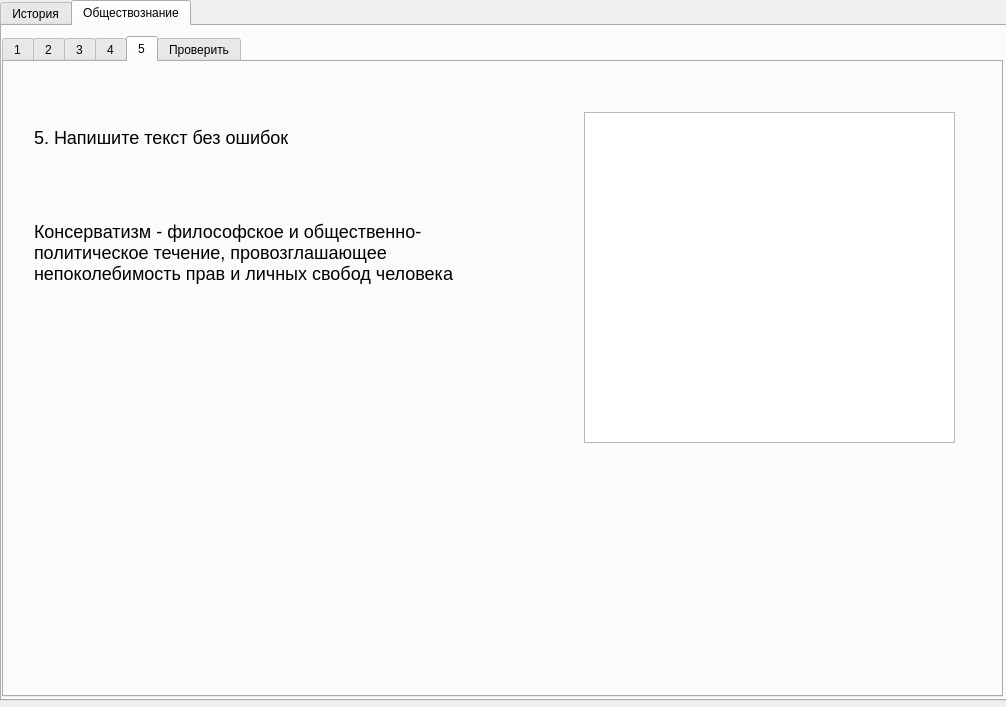
Qt form designer.ui (AlGaRitm2020/ballistics) before a commit.
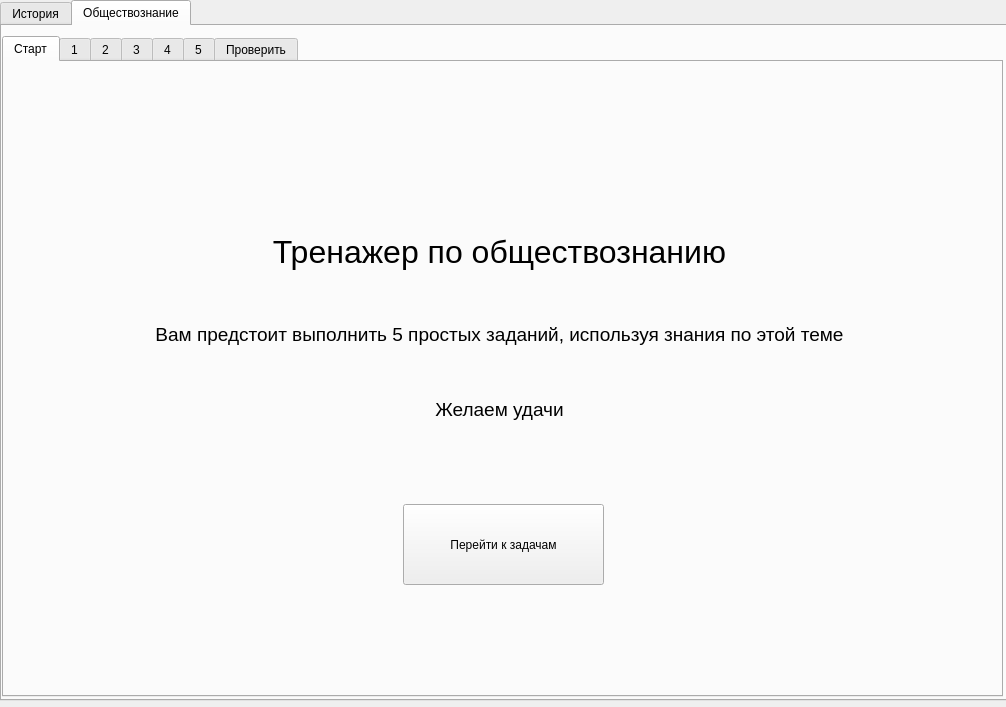
The same form after that commit. The open tabs and pages were chosen to show the change.

Commit message: reset function + read only

What changed in the file:
```diff
--- a/designer.ui
+++ b/designer.ui
@@ -402,8 +402,39 @@
        </rect>
       </property>
       <property name="currentIndex">
-       <number>4</number>
+       <number>0</number>
       </property>
+      <widget class="QWidget" name="tab_3">
+       <attribute name="title">
+        <string>Старт</string>
+       </attribute>
+       <widget class="QLabel" name="label_33">
+        <property name="geometry">
+         <rect>
+          <x>0</x>
+          <y>80</y>
+          <width>991</width>
+          <height>371</height>
+         </rect>
+        </property>
+        <property name="text">
+         <string>&lt;html&gt;&lt;head/&gt;&lt;body&gt;&lt;p align=&quot;center&quot;&gt;&lt;span style=&quot; font-size:24pt;&quot;&gt;Тренажер по обществознанию&lt;/span&gt;&lt;/p&gt;&lt;p align=&quot;center&quot;&gt;&lt;br/&gt;&lt;/p&gt;&lt;p align=&quot;center&quot;&gt;&lt;span style=&quot; font-size:14pt;&quot;&gt;Вам предстоит выполнить 5 простых заданий, используя знания по этой теме&lt;/span&gt;&lt;/p&gt;&lt;p align=&quot;center&quot;&gt;&lt;br/&gt;&lt;/p&gt;&lt;p align=&quot;center&quot;&gt;&lt;span style=&quot; font-size:14pt;&quot;&gt;Желаем удачи&lt;/span&gt;&lt;/p&gt;&lt;/body&gt;&lt;/html&gt;</string>
+        </property>
+       </widget>
+       <widget class="QPushButton" name="pushButton_7">
+        <property name="geometry">
+         <rect>
+          <x>399</x>
+          <y>442</y>
+          <width>201</width>
+          <height>81</height>
+         </rect>
+        </property>
+        <property name="text">
+         <string>Перейти к задачам</string>
+        </property>
+       </widget>
+      </widget>
       <widget class="QWidget" name="tab_27">
        <attribute name="title">
         <string>1</string>
```
Left out of the diff: 269 changed lines with no effect on the pictures. The commit also changes 2 other files.
